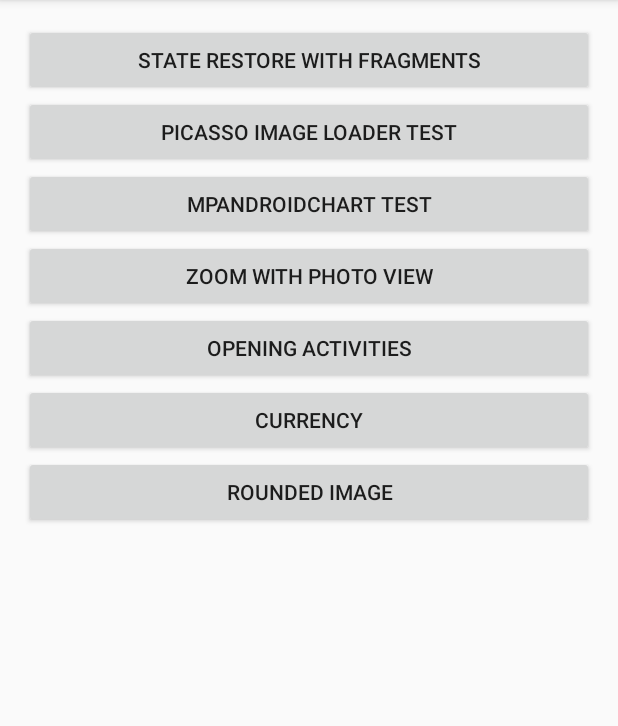
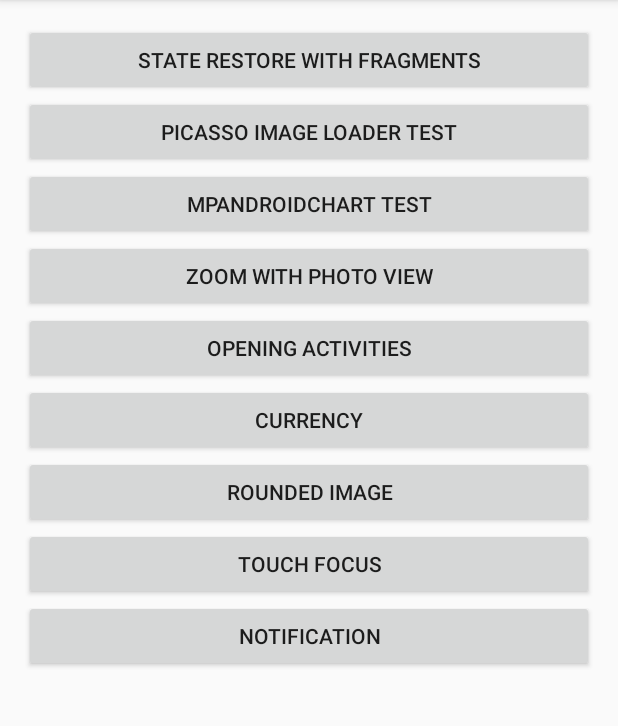
Before and after one commit to DevPicon/test-android-lab-app, an Android app: the screen it shows after launch (MainActivity), on a phone screen of 412 x 824 dp, the part 84-810 px from its top. Run offline under Robolectric (Android 15) with nearby library versions, the phone set to English and light mode, and no system bars; our stand-ins replace Picasso; libraries missing offline, so code that uses them is left out: com.jakewharton.picasso; pictures from the network do not load; 1 statement that could not run was skipped.

Commit message:
notification sound support for 8.1

```diff
--- /dev/null
+++ b/app/src/main/java/pe/devpicon/android/mytestinglabapp/scanner/OnFocusListener.kt
@@ -0,0 +1,6 @@
+package pe.devpicon.android.mytestinglabapp.scanner
+
+interface OnFocusListener {
+    fun onFocused()
+
+}
--- a/app/src/main/res/layout/activity_main.xml
+++ b/app/src/main/res/layout/activity_main.xml
@@ -1,55 +1,66 @@
 <?xml version="1.0" encoding="utf-8"?>
 <LinearLayout xmlns:android="http://schemas.android.com/apk/res/android"
-    xmlns:app="http://schemas.android.com/apk/res-auto"
     xmlns:tools="http://schemas.android.com/tools"
-    android:orientation="vertical"
     android:layout_width="match_parent"
     android:layout_height="match_parent"
+    android:orientation="vertical"
     android:padding="16dp"
     tools:context=".MainActivity">
 
     <Button
+        android:layout_width="match_parent"
+        android:layout_height="wrap_content"
         android:onClick="toRestoreState"
-        android:text="@string/button_restore_state"
-        android:layout_width="match_parent"
-        android:layout_height="wrap_content" />
+        android:text="@string/button_restore_state" />
 
 
     <Button
+        android:layout_width="match_parent"
+        android:layout_height="wrap_content"
         android:onClick="toPicassoImageLoader"
-        android:text="@string/button_picasso_test"
-        android:layout_width="match_parent"
-        android:layout_height="wrap_content" />
+        android:text="@string/button_picasso_test" />
 
     <Button
+        android:layout_width="match_parent"
+        android:layout_height="wrap_content"
         android:onClick="toMChartTest"
-        android:text="@string/button_mchart_test"
-        android:layout_width="match_parent"
-        android:layout_height="wrap_content" />
+        android:text="@string/button_mchart_test" />
 
     <Button
+        android:layout_width="match_parent"
+        android:layout_height="wrap_content"
         android:onClick="toZoomPhotoView"
-        android:text="@string/button_zoom_photoview"
-        android:layout_width="match_parent"
-        android:layout_height="wrap_content" />
+        android:text="@string/button_zoom_photoview" />
 
     <Button
+        android:layout_width="match_parent"
+        android:layout_height="wrap_content"
         android:onClick="toOpenActivities"
-        android:text="@string/button_open_activities"
-        android:layout_width="match_parent"
-        android:layout_height="wrap_content" />
+        android:text="@string/button_open_activities" />
 
     <Button
+        android:layout_width="match_parent"
+        android:layout_height="wrap_content"
         android:onClick="toCurrencies"
-        android:text="@string/button_currencies"
-        android:layout_width="match_parent"
-        android:layout_height="wrap_content" />
+        android:text="@string/button_currencies" />
 
     <Button
+        android:layout_width="match_parent"
+        android:layout_height="wrap_content"
         android:onClick="toRoundedImages"
-        android:text="@string/button_rounded_images"
+        android:text="@string/button_rounded_images" />
+
+    <Button
         android:layout_width="match_parent"
-        android:layout_height="wrap_content" />
+        android:layout_height="wrap_content"
+        android:onClick="toCamera"
+        android:text="@string/button_camera" />
+
+    <Button
+        android:layout_width="match_parent"
+        android:layout_height="wrap_content"
+        android:onClick="toNotification"
+        android:text="@string/button_notification" />
 
 
 </LinearLayout>
--- a/app/src/main/res/values/strings.xml
+++ b/app/src/main/res/values/strings.xml
@@ -27,4 +27,6 @@
     <string name="label_current_primary_currency_symbol">Primary currency symbol %s</string>
     <string name="label_formatted_number">Formatted number %s without decimals \nFormatted number %s with decimals \nFormatted number %s with decimals</string>
     <string name="button_rounded_images">Rounded Image</string>
+    <string name="button_camera">Touch focus</string>
+    <string name="button_notification">Notification</string>
 </resources>
--- a/build.gradle
+++ b/build.gradle
@@ -1,14 +1,14 @@
 // Top-level build file where you can add configuration options common to all sub-projects/modules.
 
 buildscript {
-    ext.kotlin_version = '1.2.51'
+    ext.kotlin_version = '1.3.21'
     ext.lifecycle_version = '1.1.1'
     repositories {
         google()
         jcenter()
     }
     dependencies {
-        classpath 'com.android.tools.build:gradle:3.2.1'
+        classpath 'com.android.tools.build:gradle:3.3.2'
         classpath "org.jetbrains.kotlin:kotlin-gradle-plugin:$kotlin_version"
 
         // NOTE: Do not place your application dependencies here; they belong
@@ -30,5 +30,5 @@
 
 ext {
     supportLibVersion = "27.1.1"
-    playServicesVersion = "9.6.1"
+    playServicesVersion = "15.0.1"
 }
```
Also changed, not shown: app/src/main/AndroidManifest.xml (+9 -1 lines), app/src/main/java/pe/devpicon/android/mytestinglabapp/MainActivity.java (+10 -0 lines), app/src/main/java/pe/devpicon/android/mytestinglabapp/notifications/LoudNotificationService.kt (added, +93 -0 lines), app/src/main/java/pe/devpicon/android/mytestinglabapp/notifications/NotificationActivity.kt (added, +30 -0 lines), app/src/main/java/pe/devpicon/android/mytestinglabapp/scanner/CameraPreview.kt (added, +117 -0 lines), app/src/main/java/pe/devpicon/android/mytestinglabapp/scanner/ScanProductActivity.kt (+101 -1 lines), app/src/main/res/layout/activity_notification.xml (added, +20 -0 lines), app/src/main/res/layout/activity_scan_product.xml (+29 -0 lines), app/src/main/res/drawable-hdpi/ic_launcher.png (added), app/src/main/res/drawable-mdpi/ic_launcher.png (added), app/src/main/res/drawable-xxxhdpi/ic_launcher.png (added), 3 other files.
